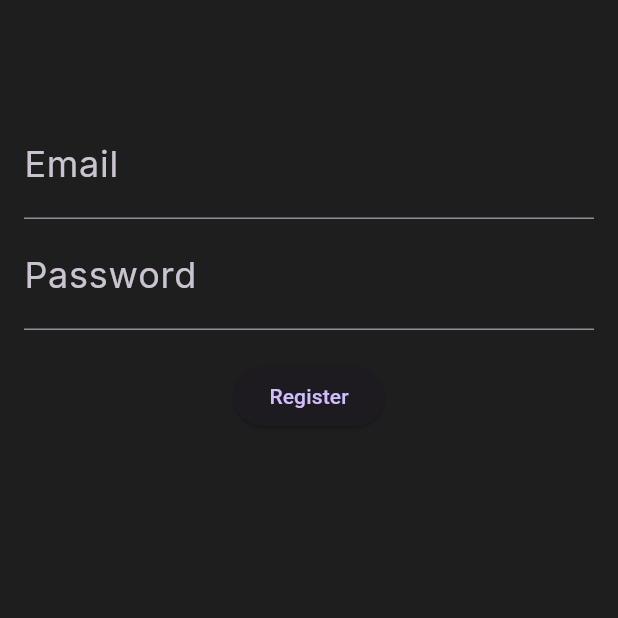
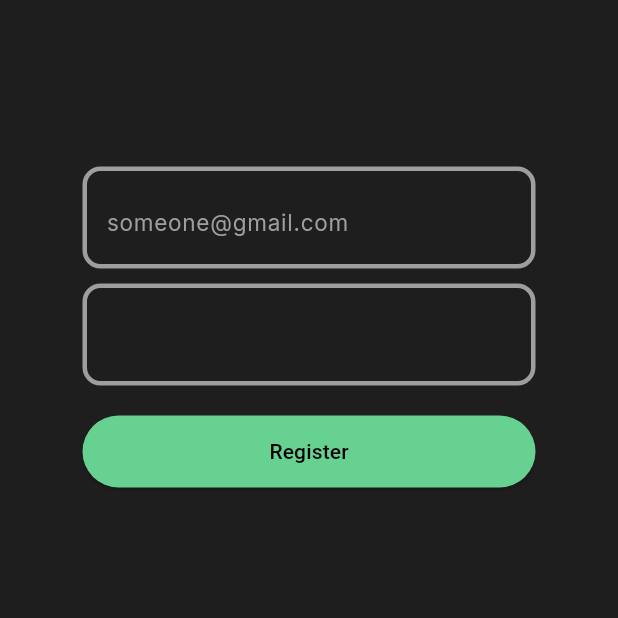
Before and after one commit to omatheusolegario/econance-app, a Flutter app: the screen it shows after launch, after a tap on "Criar uma conta", on a phone screen of 412 x 824 dp, the top half of it. Run offline on Flutter 3.47's test engine with Material 3 defaults, Android fonts, the phone set to English and light mode, and no system bars; our stand-ins replace carousel_slider, firebase_auth, firebase_core, google_fonts, mask_text_input_formatter; accounts and stored records are empty; network calls fail.

Commit message:
doing some "theming" in registration

```diff
--- /dev/null
+++ b/devtools_options.yaml
@@ -0,0 +1,3 @@
+description: This file stores settings for Dart & Flutter DevTools.
+documentation: https://docs.flutter.dev/tools/devtools/extensions#configure-extension-enablement-states
+extensions:
--- a/lib/registration.dart
+++ b/lib/registration.dart
@@ -1,6 +1,8 @@
 import 'package:flutter/material.dart';
 import 'package:firebase_auth/firebase_auth.dart';
+import 'package:provider/provider.dart';
 import 'register_verification.dart';
+import 'theme_manager.dart';
 
 class RegistrationPage extends StatefulWidget {
   const RegistrationPage({super.key});
@@ -48,17 +50,21 @@ class _RegistrationPageState extends State<RegistrationPage> {
   }
 
   @override Widget build(BuildContext context){
+    final theme = Theme.of(context);
+
     return Scaffold(
       appBar: AppBar(title: const Text('Register')),
-      body: Padding(padding: const EdgeInsets.all(16.0),
+      body: Padding(padding: const EdgeInsets.all(55),
         child: Column(
           children:[
-            TextField(controller: _emailController, decoration: const InputDecoration(labelText: 'Email'),),
-            TextField(controller: _passwordController, decoration: const InputDecoration(labelText: 'Password'), obscureText: true,),
+
+            TextField(controller: _emailController, decoration: InputDecoration(hintText: "someone@gmail.com"),),
+            const SizedBox(height: 10),
+            TextField(controller: _passwordController),
             const SizedBox(height: 20),
             _isLoading
                 ? const CircularProgressIndicator()
-                : ElevatedButton(onPressed: register, child: const Text('Register'),),
+                : SizedBox(width: double.infinity, child: ElevatedButton(onPressed: register,child: const Text('Register'),),),
           ],
         )
       )
--- a/lib/theme.dart
+++ b/lib/theme.dart
@@ -13,7 +13,33 @@ final ThemeData lightTheme = ThemeData(
     const TextTheme(
       bodyLarge: TextStyle(color: Colors.black, fontSize: 24),
       bodyMedium: TextStyle(color: Colors.black87, fontSize: 14),
+      labelSmall: TextStyle(color: Colors.black87, fontSize: 12),
       labelMedium: TextStyle(color: Colors.white70, fontSize: 14),
+    ),
+  ),
+  inputDecorationTheme: InputDecorationTheme(
+    hintStyle: TextStyle(color: Color(0xFF9E9E9E)),
+    labelStyle: TextStyle(color: Color(0xFF9E9E9E)),
+    border: OutlineInputBorder(
+      borderRadius: BorderRadius.circular(12),
+      borderSide: BorderSide(color: Colors.grey, width: 5),
+    ),
+    enabledBorder: OutlineInputBorder(
+      borderRadius: BorderRadius.circular(12),
+      borderSide: BorderSide(color: Colors.grey, width: 3),
+    ),
+    focusedBorder: OutlineInputBorder(
+      borderRadius: BorderRadius.circular(12),
+      borderSide: BorderSide(color: Colors.green, width: 5),
+    ),
+  ),
+
+  elevatedButtonTheme: ElevatedButtonThemeData(
+    style: ElevatedButton.styleFrom(
+      backgroundColor: const Color(0xFF67D191),
+      foregroundColor: Colors.black,
+      shape: RoundedRectangleBorder(borderRadius: BorderRadius.circular(26)),
+      padding: const EdgeInsets.symmetric(vertical: 14),
     ),
   ),
 );
@@ -33,4 +59,28 @@ final ThemeData darkTheme = ThemeData(
       labelMedium: TextStyle(color: Colors.black87, fontSize: 14),
     ),
   ),
+  inputDecorationTheme: InputDecorationTheme(
+    hintStyle: TextStyle(color: Color(0xFF9E9E9E), fontSize: 15),
+    labelStyle: TextStyle(color: Color(0xFF9E9E9E),),
+    border: OutlineInputBorder(
+      borderRadius: BorderRadius.circular(12),
+      borderSide: BorderSide(color: Colors.grey, width: 5),
+    ),
+    enabledBorder: OutlineInputBorder(
+      borderRadius: BorderRadius.circular(12),
+      borderSide: BorderSide(color: Colors.grey, width: 3),
+    ),
+    focusedBorder: OutlineInputBorder(
+      borderRadius: BorderRadius.circular(12),
+      borderSide: BorderSide(color: Colors.green, width: 5),
+    ),
+  ),
+  elevatedButtonTheme: ElevatedButtonThemeData(
+    style: ElevatedButton.styleFrom(
+      backgroundColor: const Color(0xFF67D191),
+      foregroundColor: Colors.black,
+      shape: RoundedRectangleBorder(borderRadius: BorderRadius.circular(26)),
+      padding: const EdgeInsets.symmetric(vertical: 14),
+    ),
+  ),
 );
--- a/lib/welcome_page.dart
+++ b/lib/welcome_page.dart
@@ -115,17 +115,6 @@ class _CarrouselPageState extends State<WelcomePage> {
                 SizedBox(
                   width: double.infinity,
                   child: ElevatedButton(
-                    style: ElevatedButton.styleFrom(
-                      backgroundColor: Theme.of(context).primaryColor,
-                      foregroundColor:
-                          Theme.of(context).brightness == Brightness.dark
-                          ? Colors.white
-                          : Colors.black,
-                      shape: RoundedRectangleBorder(
-                        borderRadius: BorderRadius.circular(30),
-                      ),
-                      padding: const EdgeInsets.symmetric(vertical: 14),
-                    ),
                     onPressed: () {
                       Navigator.pushNamed(context, '/login');
                     },
```
